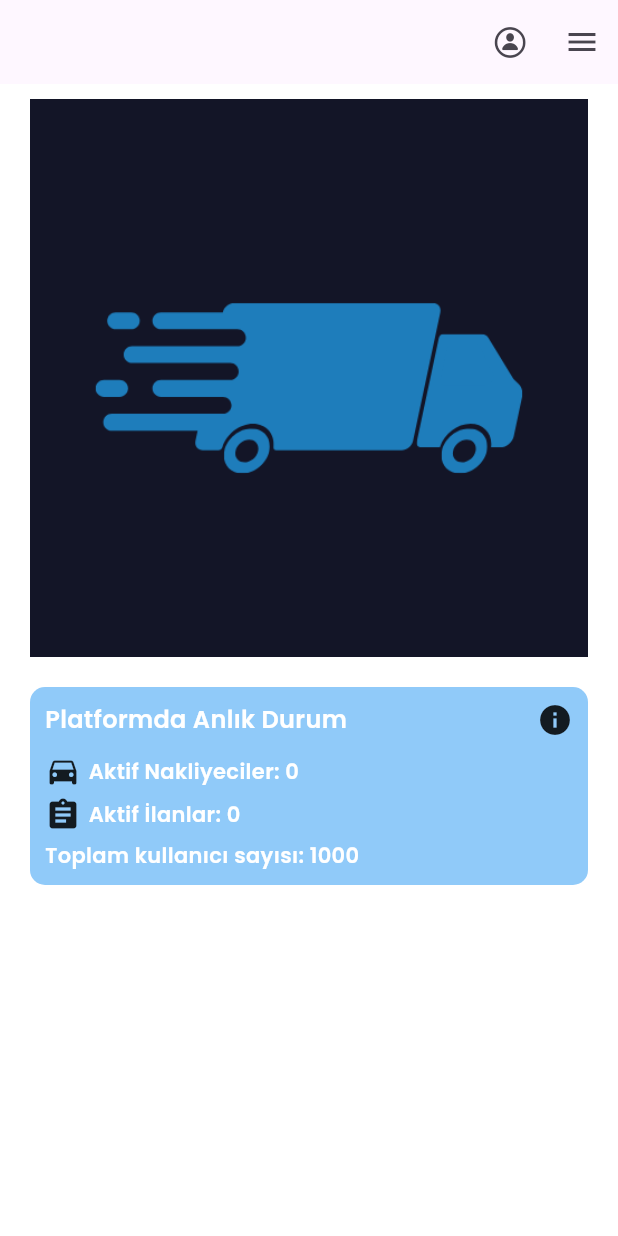
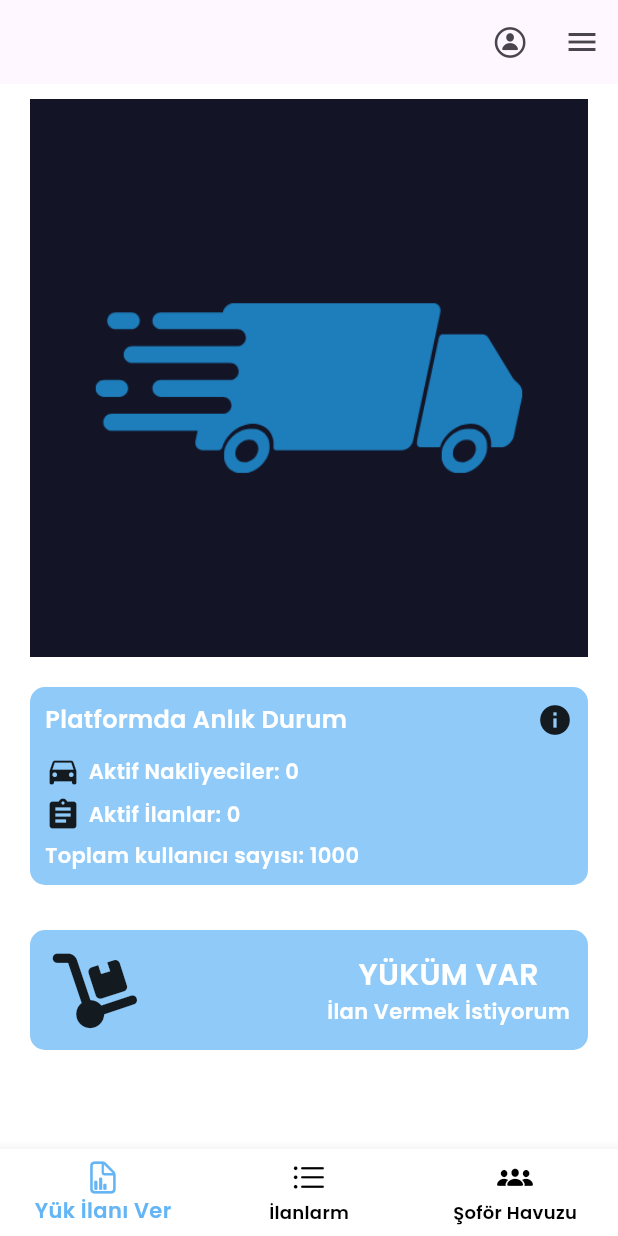
Before and after one commit to ozcann159/LojistikApp, a Flutter app: the screen it shows after launch, on a phone screen of 412 x 824 dp. Run offline on Flutter 3.47's test engine with Material 3 defaults, Android fonts, the phone set to English and light mode, and no system bars; our stand-ins replace bloc, cloud_firestore, equatable, firebase_auth, firebase_core, flutter_bloc and 2 more; accounts and stored records are empty.

Commit message:
cargo_advertiser bottom navigation bar

```diff
--- a/lib/Pages/cargo_advertiser.dart
+++ b/lib/Pages/cargo_advertiser.dart
@@ -2,10 +2,26 @@ import 'package:cloud_firestore/cloud_firestore.dart';
 import 'package:firebase_auth/firebase_auth.dart';
 import 'package:flutter/cupertino.dart';
 import 'package:flutter/material.dart';
+import 'package:font_awesome_flutter/font_awesome_flutter.dart';
+import 'package:loadspotter/Pages/add_load_posting_screen.dart';
 import 'package:loadspotter/Pages/login_page.dart';
 import 'package:loadspotter/Pages/profile.page.dart';
+import 'package:loadspotter/widgets/load_spotter_bottom_navigationbar.dart';
 
-class CargoAdvertiser extends StatelessWidget {
+class CargoAdvertiser extends StatefulWidget {
+  @override
+  State<CargoAdvertiser> createState() => _CargoAdvertiserState();
+}
+
+class _CargoAdvertiserState extends State<CargoAdvertiser> {
+  int _selectedIndex = 0;
+
+  void _onItemTapped(int index) {
+    setState(() {
+      _selectedIndex = index;
+    });
+  }
+
   final GlobalKey<ScaffoldState> _scaffoldKey = GlobalKey<ScaffoldState>();
 
   @override
@@ -118,12 +134,58 @@ class CargoAdvertiser extends StatelessWidget {
                   ),
                   const SizedBox(height: 5),
                   const Text(
-                    'Toplam kullanıcı sayısı: 1000', // Burada kullanıcı sayısını belirliyor olabilirsiniz.
+                    'Toplam kullanıcı sayısı: 1000', // Burada kullanıcı sayısı belirlenebilir.
                     style: TextStyle(
                       fontWeight: FontWeight.bold,
                     ),
                   ),
                 ],
+              ),
+            ),
+            const SizedBox(height: 30),
+            GestureDetector(
+              onTap: () {
+                Navigator.push(
+                    context,
+                    MaterialPageRoute(
+                        builder: (context) => AddLoadPostingScreen()));
+              },
+              child: Container(
+                decoration: BoxDecoration(
+                    color: Colors.blue[200],
+                    borderRadius: BorderRadius.circular(10)),
+                child: const Column(
+                  children: [
+                    Row(
+                      mainAxisAlignment: MainAxisAlignment.spaceBetween,
+                      children: [
+                        Padding(
+                          padding: EdgeInsets.all(15.0),
+                          child: FaIcon(
+                            FontAwesomeIcons.dolly,
+                            size: 50,
+                          ),
+                        ),
+                        SizedBox(width: 10),
+                        Padding(
+                          padding: EdgeInsets.all(12.0),
+                          child: Column(
+                            children: [
+                              Text(
+                                'YÜKÜM VAR',
+                                style: TextStyle(fontSize: 20),
+                              ),
+                              Text(
+                                'İlan Vermek İstiyorum',
+                                style: TextStyle(fontSize: 14),
+                              ),
+                            ],
+                          ),
+                        )
+                      ],
+                    )
+                  ],
+                ),
               ),
             ),
           ],
@@ -173,6 +235,28 @@ class CargoAdvertiser extends StatelessWidget {
           ),
         ),
       ),
+      bottomNavigationBar: LoadSpotterBottomNavigationBar(
+        currentIndex: _selectedIndex,
+        onTap: (index) {
+          setState(() {
+            _selectedIndex = index;
+          });
+        },
+        items: const [
+          BottomNavigationBarItem(
+            icon: Icon(CupertinoIcons.doc_chart),
+            label: 'Yük İlanı Ver',
+          ),
+          BottomNavigationBarItem(
+            icon: Icon(CupertinoIcons.list_bullet),
+            label: 'İlanlarm',
+          ),
+          BottomNavigationBarItem(
+            icon: Icon(CupertinoIcons.group_solid),
+            label: 'Şoför Havuzu',
+          ),
+        ],
+      ),
     );
   }
 }
--- /dev/null
+++ b/lib/widgets/load_spotter_bottom_navigationbar.dart
@@ -0,0 +1,27 @@
+// ignore_for_file: public_member_api_docs, sort_constructors_first
+import 'package:flutter/material.dart';
+
+class LoadSpotterBottomNavigationBar extends StatelessWidget {
+  final int currentIndex;
+  final ValueChanged<int> onTap;
+  final List<BottomNavigationBarItem> items;
+
+  const LoadSpotterBottomNavigationBar({
+    Key? key,
+    required this.currentIndex,
+    required this.onTap,
+    required this.items,
+  }) : super(key: key);
+
+  @override
+  Widget build(BuildContext context) {
+    return BottomNavigationBar(
+      currentIndex: currentIndex,
+      onTap: onTap,
+      items: items,
+      selectedItemColor: Colors.blue[300],
+      unselectedItemColor: Colors.black,
+      backgroundColor: Colors.white,
+    );
+  }
+}
--- a/pubspec.yaml
+++ b/pubspec.yaml
@@ -48,6 +48,7 @@ dependencies:
   google_fonts: ^6.2.1
   intl_phone_number_input: ^0.7.4
   intl_phone_field: ^3.2.0
+  font_awesome_flutter: ^10.7.0
 
 dev_dependencies:
   flutter_test:
```
Also changed, not shown: pubspec.lock.
